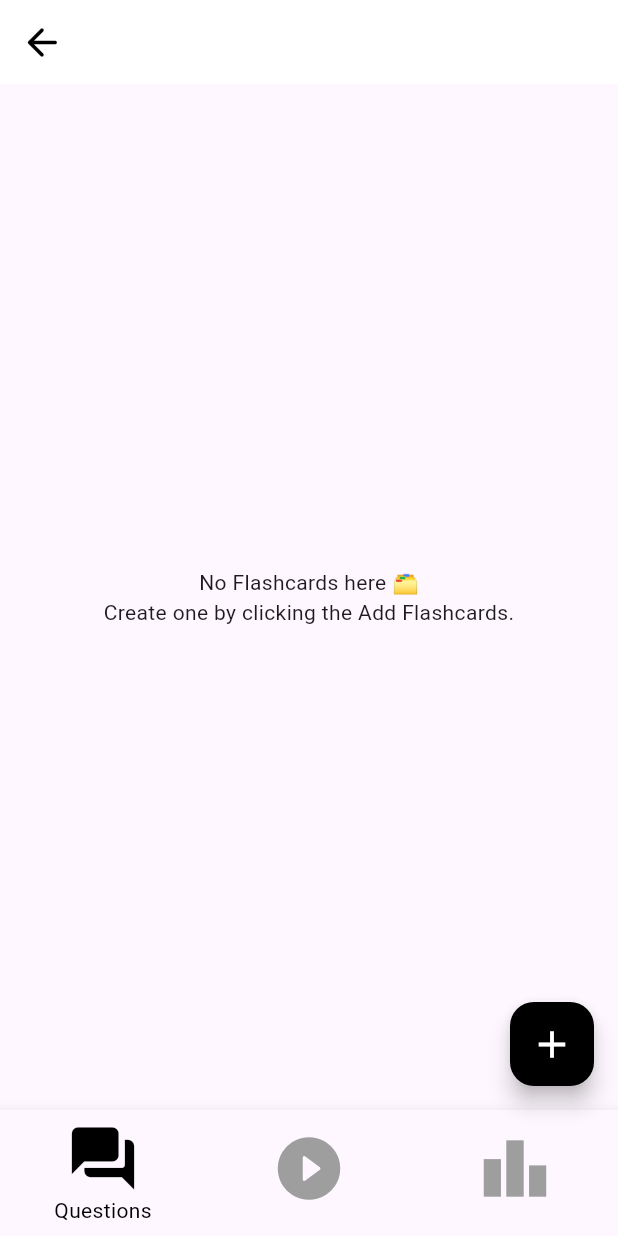
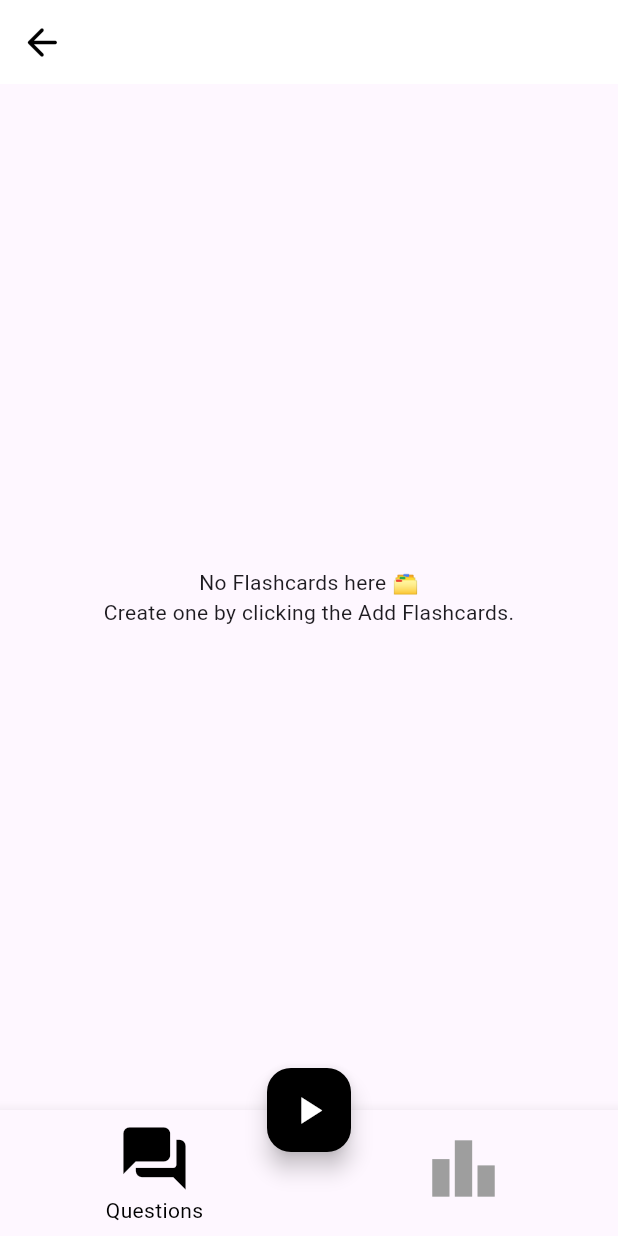
Before and after one commit to Vuelta7/AI-Quiz-App, a Flutter app: the InFolderMain screen opened directly with empty values, on a phone screen of 412 x 824 dp. Run offline on Flutter 3.47's test engine with Material 3 defaults, Android fonts, the phone set to English and light mode, and no system bars; our stand-ins replace audioplayers, cloud_firestore, firebase_auth, firebase_core, flutter_local_notifications, shared_preferences; missing offline and left inert: flex_color_picker; accounts and stored records are empty.

Commit message:
add some changes

```diff
--- a/lib/infolder page/infolder page/flashcards_page.dart
+++ b/lib/infolder page/infolder page/flashcards_page.dart
@@ -4,8 +4,13 @@ import 'package:learn_n/infolder%20page/flashcard%20widgets/flashcard_model.dart
 
 class FlashcardsPage extends StatelessWidget {
   final String folderId;
+  final bool isImported;
 
-  const FlashcardsPage({super.key, required this.folderId});
+  const FlashcardsPage({
+    super.key,
+    required this.folderId,
+    required this.isImported,
+  });
 
   @override
   Widget build(BuildContext context) {
@@ -51,6 +56,7 @@ class FlashcardsPage extends StatelessWidget {
                   answer: questionData['answer'],
                   questionId: questionDoc.id,
                   folderId: folderId,
+                  isImported: isImported,
                 ),
               ),
             );
--- a/lib/infolder page/infolder_main.dart
+++ b/lib/infolder page/infolder_main.dart
@@ -3,21 +3,20 @@ import 'package:flutter/material.dart';
 import 'package:learn_n/infolder%20page/flashcard%20widgets/add_flashcard_page.dart';
 import 'package:learn_n/infolder%20page/infolder%20page/flashcards_page.dart';
 import 'package:learn_n/infolder%20page/infolder%20page/leaderboards_page.dart';
-
-import 'play page/choose_mode_dialog.dart';
+import 'package:learn_n/infolder%20page/play%20page/question_mode_model_widget.dart';
 
 class InFolderMain extends StatefulWidget {
   final String folderId;
   final String folderName;
   final Color headerColor;
-  final bool isImported; // Add this line
+  final bool isImported;
 
   const InFolderMain({
     super.key,
     required this.folderId,
     required this.folderName,
     required this.headerColor,
-    required this.isImported, // Add this line
+    this.isImported = true,
   });
 
   @override
@@ -27,12 +26,13 @@ class InFolderMain extends StatefulWidget {
 class _InFolderMainState extends State<InFolderMain> {
   int _selectedIndex = 0;
 
-  void _onItemTapped(int index) async {
-    if (index == 0) {
+  void _onItemTapped(int index) {
     setState(() {
       _selectedIndex = index;
     });
-    } else if (index == 1) {
+  }
+
+  Future<void> _startQuiz() async {
     try {
       final questionsSnapshot = await FirebaseFirestore.instance
           .collection('folders')
@@ -54,7 +54,7 @@ class _InFolderMainState extends State<InFolderMain> {
           context: context,
           barrierDismissible: false,
           builder: (BuildContext context) {
-              return ChooseModeDialog(
+            return QuestionModeModelWidget(
               folderName: widget.folderName,
               folderId: widget.folderId,
               headerColor: widget.headerColor,
@@ -71,11 +71,6 @@ class _InFolderMainState extends State<InFolderMain> {
       ScaffoldMessenger.of(context).showSnackBar(
         SnackBar(content: Text('Failed to load questions: $e')),
       );
-      }
-    } else if (index == 2) {
-      setState(() {
-        _selectedIndex = index;
-      });
     }
   }
 
@@ -96,17 +91,10 @@ class _InFolderMainState extends State<InFolderMain> {
           onPressed: () => Navigator.pop(context),
         ),
         backgroundColor: Colors.white,
-      ),
-      body: IndexedStack(
-        index: _selectedIndex,
-        children: [
-          FlashcardsPage(folderId: widget.folderId),
-          Container(),
-          LeaderboardPage(folderId: widget.folderId),
-        ],
-      ),
-      floatingActionButton: _selectedIndex == 0 && !widget.isImported
-          ? FloatingActionButton(
+        actions: [
+          if (_selectedIndex == 0 && !widget.isImported)
+            IconButton(
+              icon: const Icon(Icons.add, size: 30, color: Colors.black),
               onPressed: () {
                 Navigator.push(
                   context,
@@ -116,14 +104,27 @@ class _InFolderMainState extends State<InFolderMain> {
                   ),
                 );
               },
+            ),
+        ],
+      ),
+      body: IndexedStack(
+        index: _selectedIndex,
+        children: [
+          FlashcardsPage(
+              folderId: widget.folderId, isImported: widget.isImported),
+          LeaderboardPage(folderId: widget.folderId),
+        ],
+      ),
+      floatingActionButton: FloatingActionButton(
+        onPressed: _startQuiz,
         backgroundColor: Colors.black,
         child: const Icon(
-                Icons.add,
+          Icons.play_arrow,
           size: 30,
           color: Colors.white,
         ),
-            )
-          : null,
+      ),
+      floatingActionButtonLocation: FloatingActionButtonLocation.centerDocked,
       bottomNavigationBar: BottomNavigationBar(
         currentIndex: _selectedIndex,
         onTap: _onItemTapped,
@@ -137,10 +138,6 @@ class _InFolderMainState extends State<InFolderMain> {
             label: 'Questions',
           ),
           BottomNavigationBarItem(
-            icon: Icon(Icons.play_circle_fill_rounded, size: 50),
-            label: 'Play',
-          ),
-          BottomNavigationBarItem(
             icon: Icon(Icons.leaderboard, size: 50),
             label: 'Leaderboard',
           ),
```
Also changed, not shown: lib/infolder page/flashcard widgets/flashcard_model.dart (+4 -27 lines), lib/infolder page/play page/choose_mode_dialog.dart (deleted, +0 -124 lines), lib/infolder page/play page/question_mode_model_widget.dart (+20 -2 lines). Lines whose indentation alone changed are shown as unchanged.
